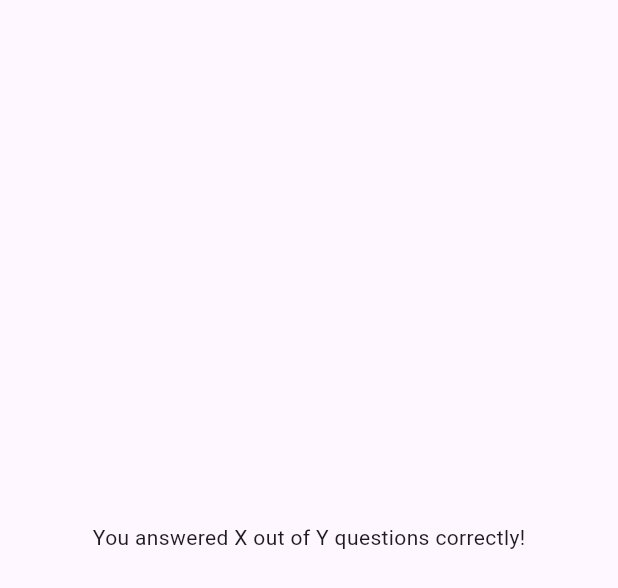
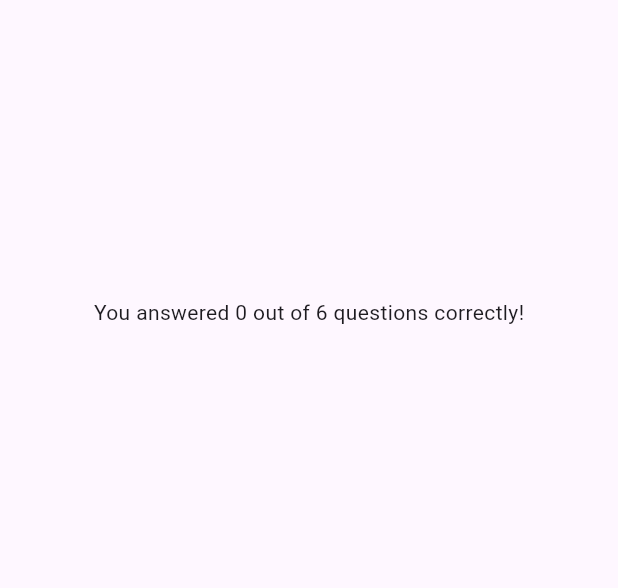
Before and after one commit to huseyinozenalbayrak/flutter-quiz-app, a Flutter app: the ResultsScreen widget shown alone on an empty page, opened directly with empty values, on a phone screen of 412 x 824 dp. Shown: the top 588 px of the screen. Run offline on Flutter 3.47's test engine with Material 3 defaults, Android fonts, the phone set to English and light mode, and no system bars; our stand-ins replace google_fonts.

Commit message:
feat: update results screen to display correct answers count and improve summary data handling

```diff
--- a/lib/questions_summary.dart
+++ b/lib/questions_summary.dart
@@ -7,7 +7,10 @@ class QuestionsSummary extends StatelessWidget {
 
   @override
   Widget build(BuildContext context) {
-    return Column(
+    return SizedBox(
+      height: 300,
+      child: SingleChildScrollView(
+        child: Column(
           children: summaryData.map((data) {
             return Row(
               children: [
@@ -25,6 +28,8 @@ class QuestionsSummary extends StatelessWidget {
               ],
             );
           }).toList(),
+        ),
+      ),
     );
   }
 }
--- a/lib/results_screen.dart
+++ b/lib/results_screen.dart
@@ -23,6 +23,12 @@ class ResultsScreen extends StatelessWidget {
 
   @override
   Widget build(BuildContext context) {
+    final summaryData = getSummaryData();
+    final numTotalQuestions = questions.length;
+    final numCorrectQuestions = summaryData
+        .where((data) => data['user_answer'] == data['correct_answer'])
+        .length;
+
     return SizedBox(
       width: double.infinity,
       child: Container(
@@ -30,9 +36,11 @@ class ResultsScreen extends StatelessWidget {
         child: Column(
           mainAxisAlignment: MainAxisAlignment.center,
           children: [
-            Text('You answered X out of Y questions correctly!'),
+            Text(
+              'You answered $numCorrectQuestions out of $numTotalQuestions questions correctly!',
+            ),
             SizedBox(height: 30),
-            QuestionsSummary(getSummaryData()),
+            QuestionsSummary(summaryData),
             SizedBox(height: 30),
             TextButton(
               onPressed: () {},
```
Lines whose indentation alone changed are shown as unchanged.
